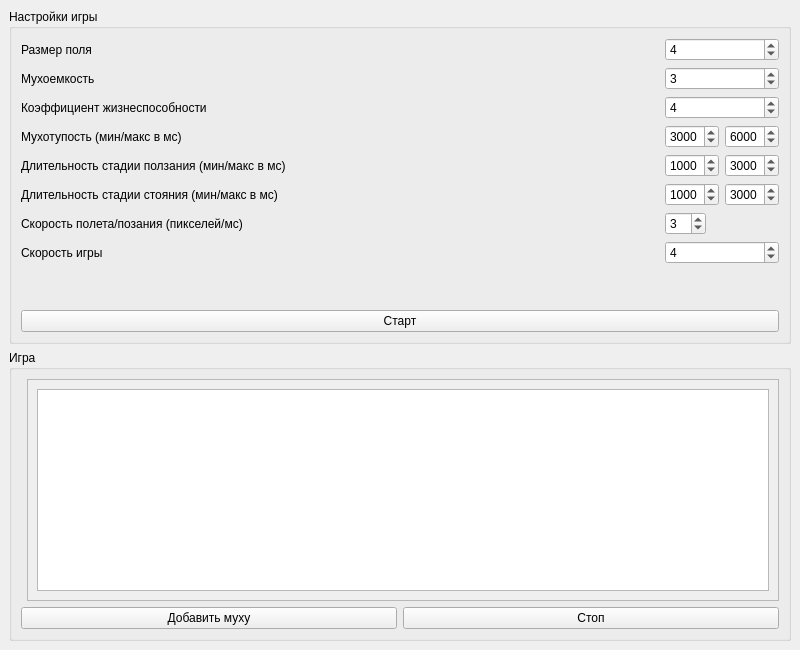
This is ui.ui in sergej-s/Fly as Qt 5 draws it before an edit. The edited form follows.
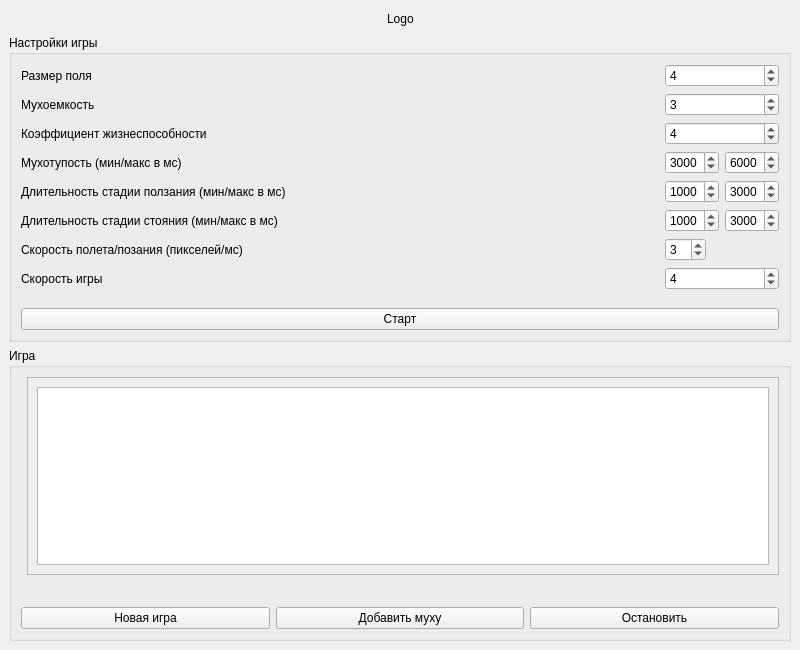
This is the edited form.

Patch:
```diff
--- a/ui.ui
+++ b/ui.ui
@@ -33,6 +33,52 @@
   </property>
   <widget class="QWidget" name="centralwidget">
    <layout class="QVBoxLayout" name="verticalLayout">
+    <item>
+     <layout class="QHBoxLayout" name="horizontalLayout">
+      <property name="leftMargin">
+       <number>0</number>
+      </property>
+      <item>
+       <spacer name="horizontalSpacer">
+        <property name="orientation">
+         <enum>Qt::Horizontal</enum>
+        </property>
+        <property name="sizeHint" stdset="0">
+         <size>
+          <width>40</width>
+          <height>20</height>
+         </size>
+        </property>
+       </spacer>
+      </item>
+      <item>
+       <widget class="QLabel" name="Logo_lbl">
+        <property name="maximumSize">
+         <size>
+          <width>16777215</width>
+          <height>240</height>
+         </size>
+        </property>
+        <property name="text">
+         <string>Logo</string>
+        </property>
+       </widget>
+      </item>
+      <item>
+       <spacer name="horizontalSpacer_2">
+        <property name="orientation">
+         <enum>Qt::Horizontal</enum>
+        </property>
+        <property name="sizeHint" stdset="0">
+         <size>
+          <width>40</width>
+          <height>20</height>
+         </size>
+        </property>
+       </spacer>
+      </item>
+     </layout>
+    </item>
     <item>
      <widget class="QGroupBox" name="gameSetting_gb">
       <property name="title">
@@ -398,8 +444,28 @@
          </item>
         </layout>
        </item>
+       <item>
+        <spacer name="verticalSpacer_2">
+         <property name="orientation">
+          <enum>Qt::Vertical</enum>
+         </property>
+         <property name="sizeHint" stdset="0">
+          <size>
+           <width>20</width>
+           <height>40</height>
+          </size>
+         </property>
+        </spacer>
+       </item>
        <item>
         <layout class="QHBoxLayout" name="gameButtons_lo">
+         <item>
+          <widget class="QPushButton" name="newGame_btn">
+           <property name="text">
+            <string>Новая игра</string>
+           </property>
+          </widget>
+         </item>
          <item>
           <widget class="QPushButton" name="addFly_btn">
            <property name="text">
@@ -413,7 +479,7 @@
             <bool>true</bool>
            </property>
            <property name="text">
-            <string>Стоп</string>
+            <string>Остановить</string>
            </property>
           </widget>
          </item>
```
Left out of the diff: 18 changed lines with no effect on the pictures.
